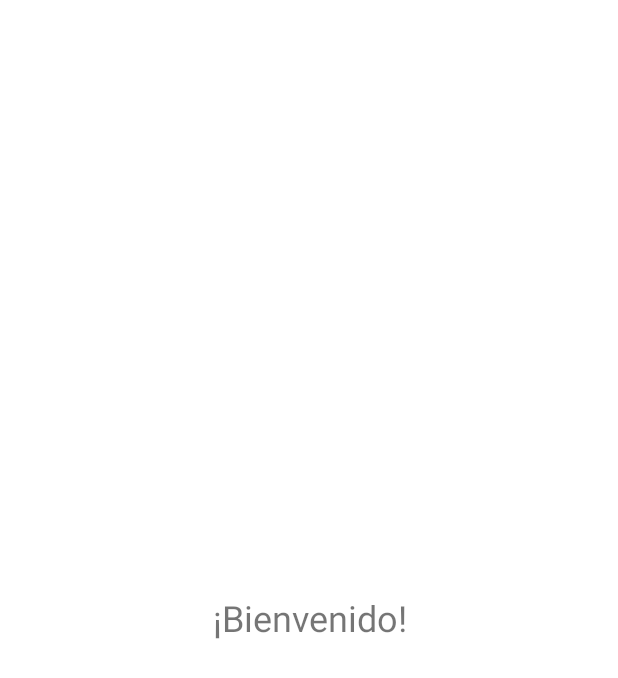
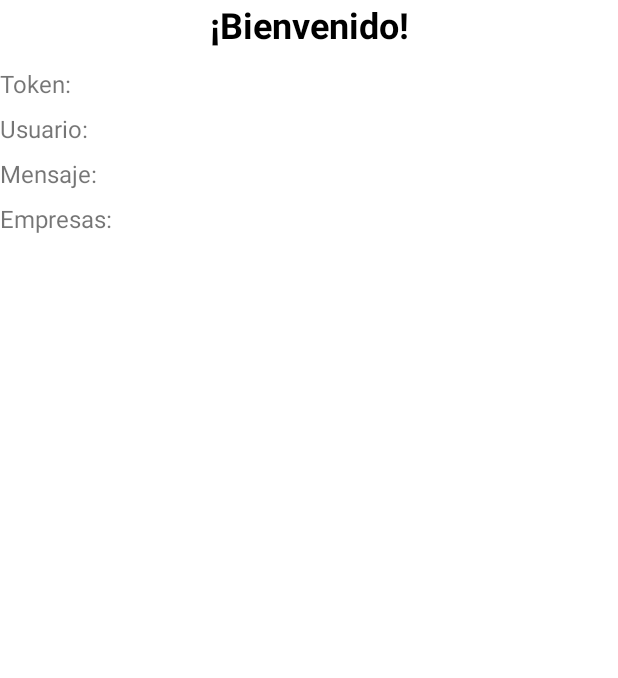
Before and after one commit to danielcontreras205/appstraAPK, an Android app: the layout fragment_home.xml on its own in the app's theme, with its tools: preview values and no code run, on a phone screen of 412 x 824 dp. Shown: the top 678 px of the screen. Run offline under Robolectric (Android 15) with nearby library versions, the phone set to English and light mode, and no system bars.

Commit message:
se guardan datos de sesion y se muestran

```diff
--- a/app/src/main/java/com/example/login/presentation/login/LoginFragment.kt
+++ b/app/src/main/java/com/example/login/presentation/login/LoginFragment.kt
@@ -55,6 +55,11 @@ class LoginFragment : Fragment() {
                 Toast.makeText(context, "Login fallido", Toast.LENGTH_SHORT).show()
             }
         }
+        viewModel.tokenResponse.observe(viewLifecycleOwner){ response ->
+            response?.let {
+                sessionManager.saveSession(it.token,it.user,it.listCompany,it.messageDTO)
+            }
+        }
     }
 
     override fun onDestroyView() {
--- a/app/src/main/res/layout/fragment_home.xml
+++ b/app/src/main/res/layout/fragment_home.xml
@@ -7,15 +7,64 @@
     android:layout_height="match_parent">
 
     <TextView
-        android:layout_width="307dp"
-        android:layout_height="561dp"
-        android:gravity="center"
+        android:id="@+id/textViewBienvenido"
+        android:layout_width="0dp"
+        android:layout_height="wrap_content"
         android:text="@string/txt_bienvenido"
         android:textSize="24sp"
-        app:layout_constraintBottom_toBottomOf="parent"
+        android:textStyle="bold"
+        android:gravity="center"
+        android:textColor="@android:color/black"
+        app:layout_constraintTop_toTopOf="parent"
+        app:layout_constraintStart_toStartOf="parent"
         app:layout_constraintEnd_toEndOf="parent"
+        app:layout_constraintBottom_toTopOf="@+id/textViewToken"
+        android:layout_marginBottom="24dp" />
+
+    <TextView
+        android:id="@+id/textViewToken"
+        android:layout_width="0dp"
+        android:layout_height="wrap_content"
+        android:text="@string/TXTtoken"
+        android:textSize="16sp"
+        app:layout_constraintTop_toBottomOf="@+id/textViewBienvenido"
         app:layout_constraintStart_toStartOf="parent"
-        app:layout_constraintTop_toTopOf="parent" />
+        app:layout_constraintEnd_toEndOf="parent"
+        android:layout_marginTop="12dp" />
+
+    <TextView
+        android:id="@+id/textViewUser"
+        android:layout_width="0dp"
+        android:layout_height="wrap_content"
+        android:text="@string/TXTusuario"
+        android:textSize="16sp"
+        app:layout_constraintTop_toBottomOf="@id/textViewToken"
+        app:layout_constraintStart_toStartOf="parent"
+        app:layout_constraintEnd_toEndOf="parent"
+        android:layout_marginTop="8dp" />
+
+    <TextView
+        android:id="@+id/textViewMessage"
+        android:layout_width="0dp"
+        android:layout_height="wrap_content"
+        android:text="@string/TXTmensaje"
+        android:textSize="16sp"
+        app:layout_constraintTop_toBottomOf="@id/textViewUser"
+        app:layout_constraintStart_toStartOf="parent"
+        app:layout_constraintEnd_toEndOf="parent"
+        android:layout_marginTop="8dp" />
+
+    <TextView
+        android:id="@+id/textViewCompanies"
+        android:layout_width="0dp"
+        android:layout_height="wrap_content"
+        android:text="@string/TXTempresas"
+        android:textSize="16sp"
+        app:layout_constraintTop_toBottomOf="@id/textViewMessage"
+        app:layout_constraintStart_toStartOf="parent"
+        app:layout_constraintEnd_toEndOf="parent"
+        android:layout_marginTop="8dp"
+        android:layout_marginBottom="16dp" />
 
 
 </androidx.constraintlayout.widget.ConstraintLayout>
--- a/app/src/main/res/values/strings.xml
+++ b/app/src/main/res/values/strings.xml
@@ -5,4 +5,10 @@
     <string name="btn_iniciarSecion">Iniciar sesión</string>
     <string name="txt_bienvenido">¡Bienvenido!</string>
     <string name="intec">INTEC</string>
+    <string name="TXTtoken">Token:</string>
+    <string name="TXTusuario">Usuario:</string>
+    <string name="TXTmensaje">Mensaje:</string>
+    <string name="TXTempresas">Empresas:</string>
+
+
 </resources>
```
Also changed, not shown: app/src/main/java/com/example/login/data/session/SessionManager.kt (+7 -5 lines), app/src/main/java/com/example/login/data/session/UserSessionModels.kt (deleted, +0 -37 lines), app/src/main/java/com/example/login/presentation/home/HomeFragment.kt (+41 -2 lines), app/src/main/java/com/example/login/presentation/home/HomeViewModel.kt (added, +7 -0 lines), app/src/main/java/com/example/login/presentation/login/LoginViewModel.kt (+5 -4 lines), 1 other file.
